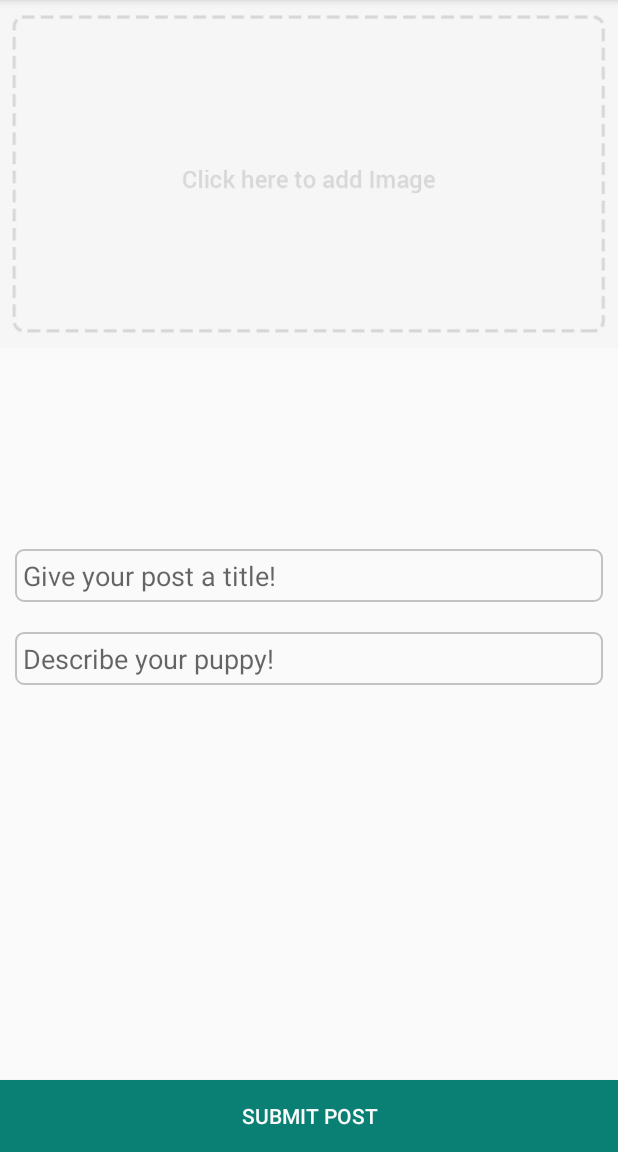
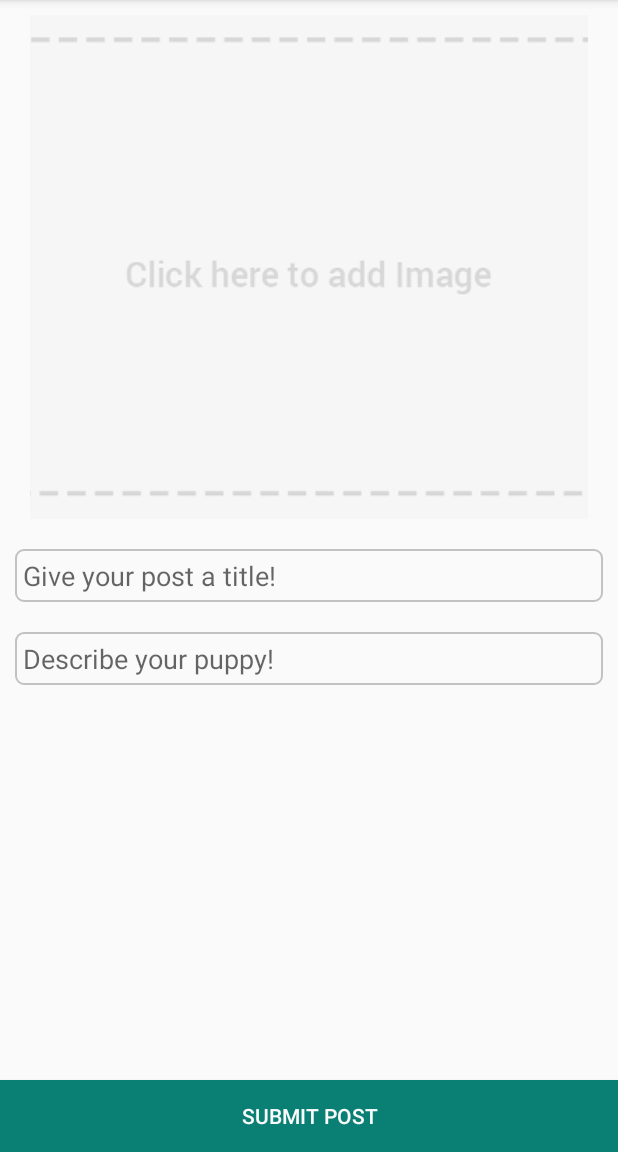
Before and after one commit to EC327yipyap/yipyap, an Android app: the Malone screen opened directly, with no data from a screen before it, on a phone screen of 412 x 824 dp, the part 84-1236 px from its top. Run offline under Robolectric (Android 15) with nearby library versions, the phone set to English and light mode, and no system bars; our stand-ins replace Firebase (no records; nobody signed in at launch, a user with empty details on screens opened directly); libraries missing offline, so code that uses them is left out: com.theartofdev.edmodo; pictures from the network do not load.

```diff
--- a/YipYapNewJava/app/src/main/res/layout/activity_malone.xml
+++ b/YipYapNewJava/app/src/main/res/layout/activity_malone.xml
@@ -8,11 +8,17 @@
 
     <ImageButton
         android:id="@+id/imageSelect"
-        android:layout_width="wrap_content"
-        android:layout_height="wrap_content"
-        android:layout_alignParentLeft="true"
-        android:layout_alignParentStart="true"
+        android:layout_width="400dp"
+        android:layout_height="200dp"
+        android:layout_above="@+id/postTitle"
+        android:layout_alignEnd="@+id/postTitle"
+        android:layout_alignLeft="@+id/postTitle"
         android:layout_alignParentTop="true"
+        android:layout_alignRight="@+id/postTitle"
+        android:layout_alignStart="@+id/postTitle"
+        android:layout_marginLeft="10dp"
+        android:layout_marginRight="10dp"
+        android:layout_marginTop="10dp"
         android:adjustViewBounds="true"
         android:background="@android:color/transparent"
         android:contentDescription="@string/fillLater"
```
